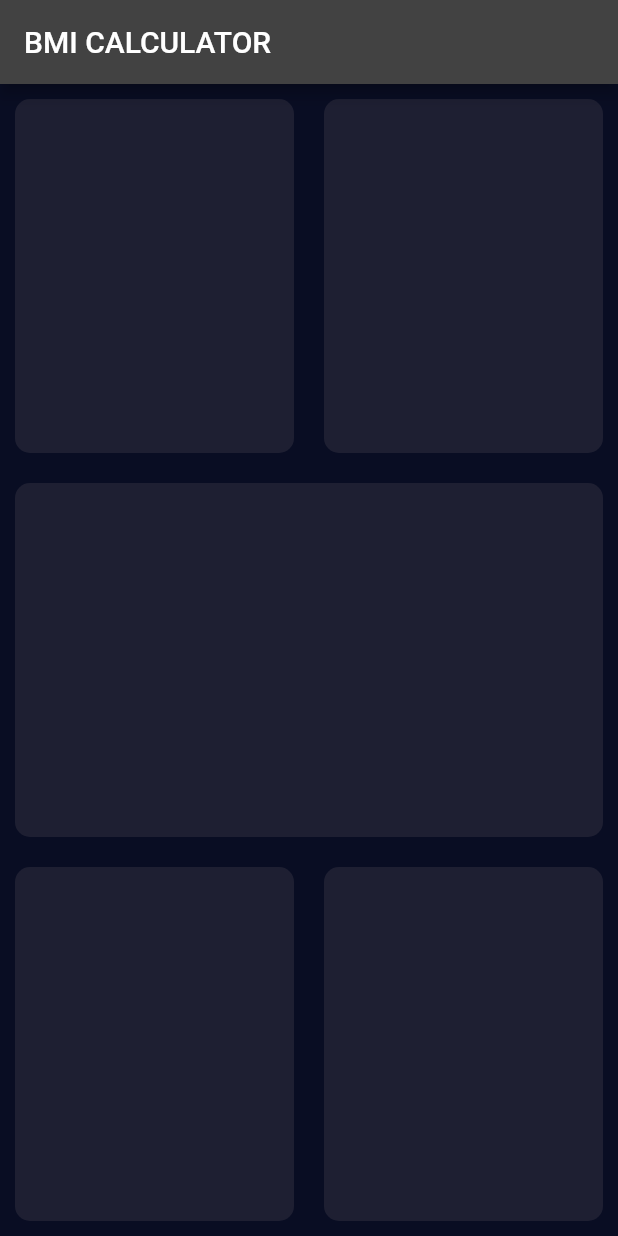
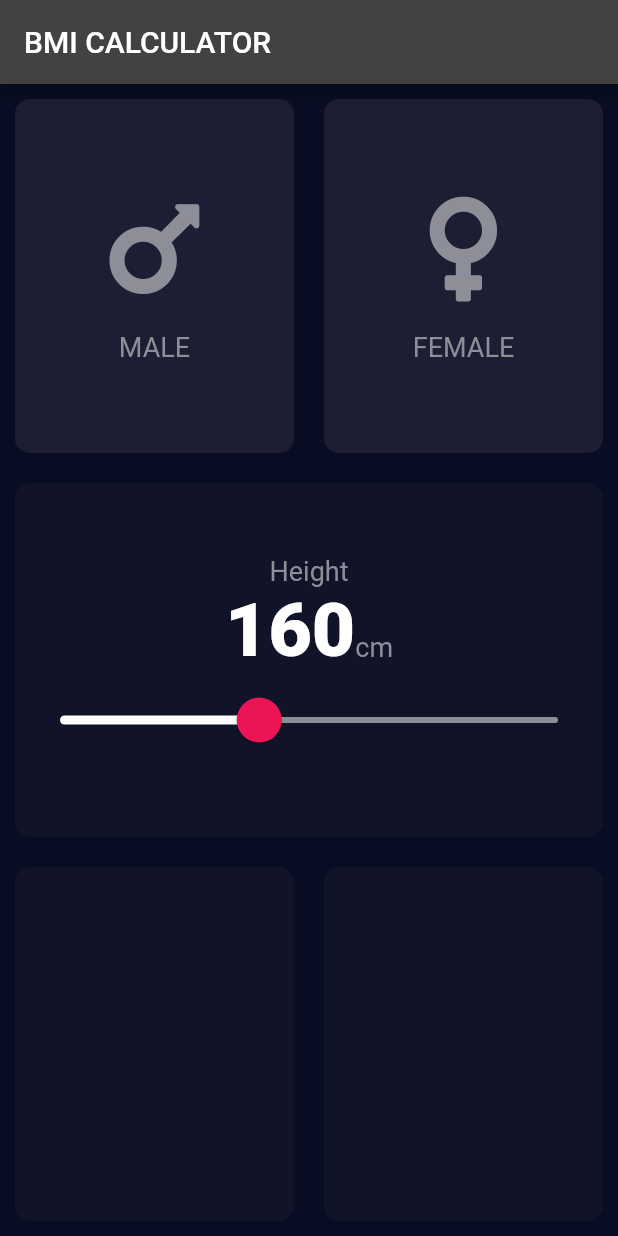
Before and after one commit to ahmadnazari/flutter-bmi-calculator, a Flutter app: the screen it shows after launch, on a phone screen of 412 x 824 dp. Run offline on Flutter 3.47's test engine with Material 2 defaults, Android fonts, the phone set to English and light mode, and no system bars; our stand-ins replace font_awesome_flutter.

Commit message:
some cards added

```diff
--- a/lib/MyCard.dart
+++ b/lib/MyCard.dart
@@ -1,18 +1,22 @@
 import 'package:flutter/material.dart';
 
 class MyCard extends StatelessWidget {
-  const MyCard({
-    Key? key,
-  }) : super(key: key);
+  final Color color;
+  final Widget? child;
+  final void Function()? onTap;
+
+  MyCard({required this.color, this.child, this.onTap});
 
   @override
   Widget build(BuildContext context) {
     return Expanded(
-      child: Container(
-        margin: EdgeInsets.all(10),
-        decoration: BoxDecoration(
-            color: const Color(0xff1E1F32),
-            borderRadius: BorderRadius.circular(10)
+      child: GestureDetector(
+        onTap: onTap,
+        child: Container(
+          margin: EdgeInsets.all(10),
+          decoration: BoxDecoration(
+              color: this.color, borderRadius: BorderRadius.circular(10)),
+          child: this.child,
         ),
       ),
     );
--- /dev/null
+++ b/lib/constants.dart
@@ -0,0 +1,19 @@
+import 'package:flutter/material.dart';
+
+const TextStyle kActiveCardTextStyle = TextStyle(fontSize: 18);
+const TextStyle kInactiveCardTextStyle = TextStyle(
+    fontSize: 18, color: kInactiveTextColor);
+const TextStyle kCardNumberTextStyle = TextStyle(
+    fontSize: 50, fontWeight: FontWeight.w900);
+const kInactiveCardColor = Color(0xff1D1E33);
+const kInactiveTextColor = Color(0xff8D8E98);
+const kActiveTextColor = Color(0xffffffff);
+const kActiveCardColor = Color(0xff111429);
+
+// Slider Theme
+const kSliderInactiveTrackColor = Color(0xFF8D8E98);
+const kSliderActiveTrackColor = Colors.white;
+const kSliderThumbColor =  Color(0xFFEB1555);
+const kSliderOverlayColor = Color(0x29EB1555);
+const kSliderThumbShape = RoundSliderThumbShape(enabledThumbRadius: 15);
+const kSliderOverlayShape = RoundSliderOverlayShape(overlayRadius: 30);
--- /dev/null
+++ b/lib/gender_child.dart
@@ -0,0 +1,44 @@
+import 'package:bmi_calculator/constants.dart';
+import 'package:flutter/material.dart';
+import 'package:font_awesome_flutter/font_awesome_flutter.dart';
+
+class GenderChild extends StatefulWidget {
+  final Gender gender;
+  bool isActive;
+  GenderChild({Key? key, required this.gender, required this.isActive}) : super(key: key);
+
+  @override
+  State<GenderChild> createState() => _GenderChildState();
+}
+
+class _GenderChildState extends State<GenderChild> {
+  @override
+  Widget build(BuildContext context) {
+    return Container(
+      child: Column(
+        mainAxisAlignment: MainAxisAlignment.center,
+        children: [
+          Icon(
+            widget.gender == Gender.Male
+                ? FontAwesomeIcons.mars
+                : FontAwesomeIcons.venus,
+            size: 80,
+            color: widget.isActive ? kActiveTextColor:kInactiveTextColor,
+          ),
+          SizedBox(
+            height: 15,
+          ),
+          Text(
+            widget.gender == Gender.Male ? 'MALE' : 'FEMALE',
+            style: widget.isActive ? kActiveCardTextStyle: kInactiveCardTextStyle,
+          )
+        ],
+      ),
+    );
+  }
+}
+
+enum Gender {
+  Male,
+  Female,
+}
--- a/lib/input_page.dart
+++ b/lib/input_page.dart
@@ -1,5 +1,9 @@
+import 'dart:developer';
 import 'package:bmi_calculator/MyCard.dart';
+import 'package:flutter/cupertino.dart';
 import 'package:flutter/material.dart';
+import 'constants.dart';
+import 'gender_child.dart';
 
 class InputPage extends StatefulWidget {
   const InputPage({Key? key}) : super(key: key);
@@ -9,35 +13,90 @@ class InputPage extends StatefulWidget {
 }
 
 class _InputPageState extends State<InputPage> {
+  Gender? selectedGender;
+  int height = 160;
+
   @override
   Widget build(BuildContext context) {
     return Scaffold(
       appBar: AppBar(
         title: Text('BMI CALCULATOR'),
       ),
-      body: Center(
-        child: Column(
+      body: Column(
+        crossAxisAlignment: CrossAxisAlignment.stretch,
         children: [
           Expanded(
             child: Row(
               children: [
-                  MyCard(),
-                  MyCard(),
+                MyCard(
+                  color: selectedGender == Gender.Male
+                      ? kActiveCardColor
+                      : kInactiveCardColor,
+                  child: GenderChild(
+                      gender: Gender.Male,
+                      isActive: selectedGender == Gender.Male),
+                  onTap: () {
+                    setState(() {
+                      selectedGender = Gender.Male;
+                    });
+                  },
+                ),
+                MyCard(
+                    color: selectedGender == Gender.Female
+                        ? kActiveCardColor
+                        : kInactiveCardColor,
+                    child: GenderChild(
+                        gender: Gender.Female,
+                        isActive: selectedGender == Gender.Female),
+                    onTap: () {
+                      setState(() {
+                        selectedGender = Gender.Female;
+                      });
+                    }),
               ],
             ),
           ),
-            MyCard(),
+          MyCard(
+            color: kActiveCardColor,
+            child: Column(
+              mainAxisAlignment: MainAxisAlignment.center,
+              children: [
+                Text('Height', style: kInactiveCardTextStyle),
+                Row(
+                    mainAxisAlignment: MainAxisAlignment.center,
+                    crossAxisAlignment: CrossAxisAlignment.baseline,
+                    textBaseline: TextBaseline.alphabetic,
+                    children: [
+                      Text(height.toString(), style: kCardNumberTextStyle),
+                      Text(
+                        'cm',
+                        style: kInactiveCardTextStyle,
+                      ),
+                    ]),
+                Slider(
+                  value: height.toDouble(),
+                  onChanged: (newHeight) {
+                    setState(() {
+                      height = newHeight.round();
+                    });
+                  },
+                  min: 120,
+                  max: 220,
+
+                ),
+              ],
+            ),
+          ),
           Expanded(
             child: Row(
               children: [
-                  MyCard(),
-                  MyCard(),
+                MyCard(color: kActiveCardColor),
+                MyCard(color: kActiveCardColor),
               ],
             ),
           ),
         ],
       ),
-      ),
     );
   }
 }
--- a/lib/main.dart
+++ b/lib/main.dart
@@ -1,5 +1,6 @@
 import 'package:flutter/material.dart';
 
+import 'constants.dart';
 import 'input_page.dart';
 
 void main() => runApp(const App());
@@ -11,9 +12,16 @@ class App extends StatelessWidget {
   Widget build(BuildContext context) {
     return MaterialApp(
       theme: ThemeData.dark().copyWith(
-        primaryColor: const Color(0xff090D23),
-        scaffoldBackgroundColor: const Color(0xff090D23),
-      ),
+          primaryColor: const Color(0xff090D23),
+          scaffoldBackgroundColor: const Color(0xff090D23),
+          sliderTheme: SliderTheme.of(context).copyWith(
+            inactiveTrackColor: kSliderInactiveTrackColor,
+            activeTrackColor: kSliderActiveTrackColor,
+            thumbColor: kSliderThumbColor,
+            overlayColor: kSliderOverlayColor,
+            thumbShape: kSliderThumbShape,
+            overlayShape: kSliderOverlayShape,
+          )),
       home: InputPage(),
     );
   }
--- a/pubspec.yaml
+++ b/pubspec.yaml
@@ -34,6 +34,7 @@ dependencies:
   # The following adds the Cupertino Icons font to your application.
   # Use with the CupertinoIcons class for iOS style icons.
   cupertino_icons: ^1.0.2
+  font_awesome_flutter: ^9.2.0
 
 dev_dependencies:
   flutter_test:
```
Also changed, not shown: pubspec.lock. Lines whose indentation alone changed are shown as unchanged.
